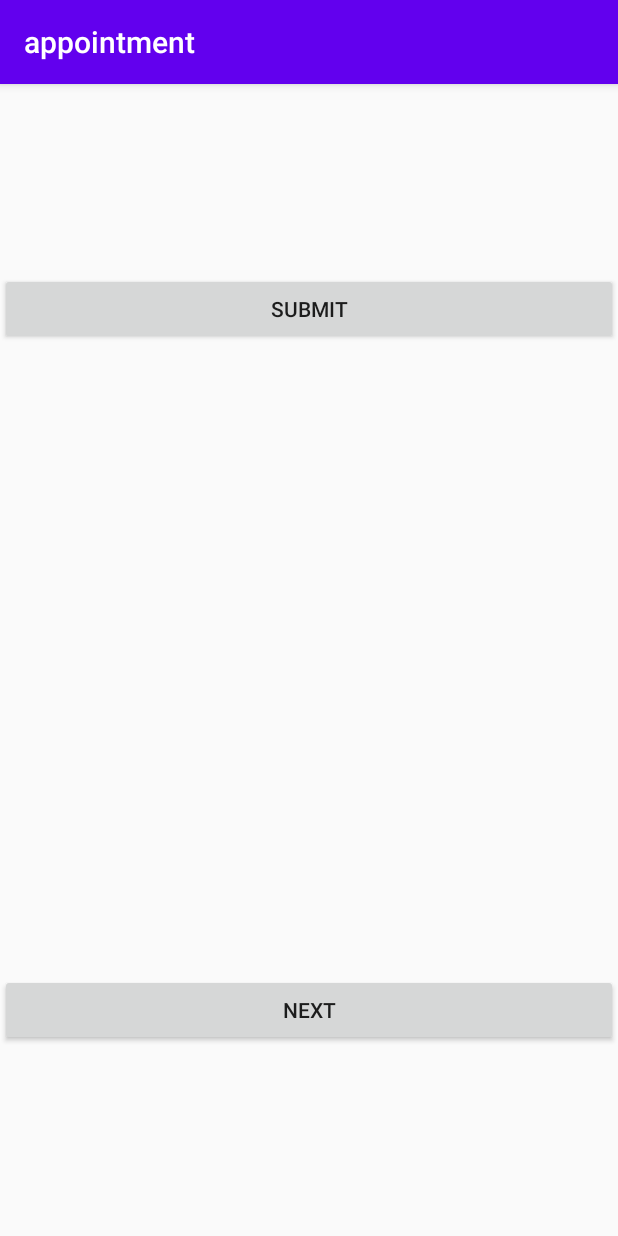
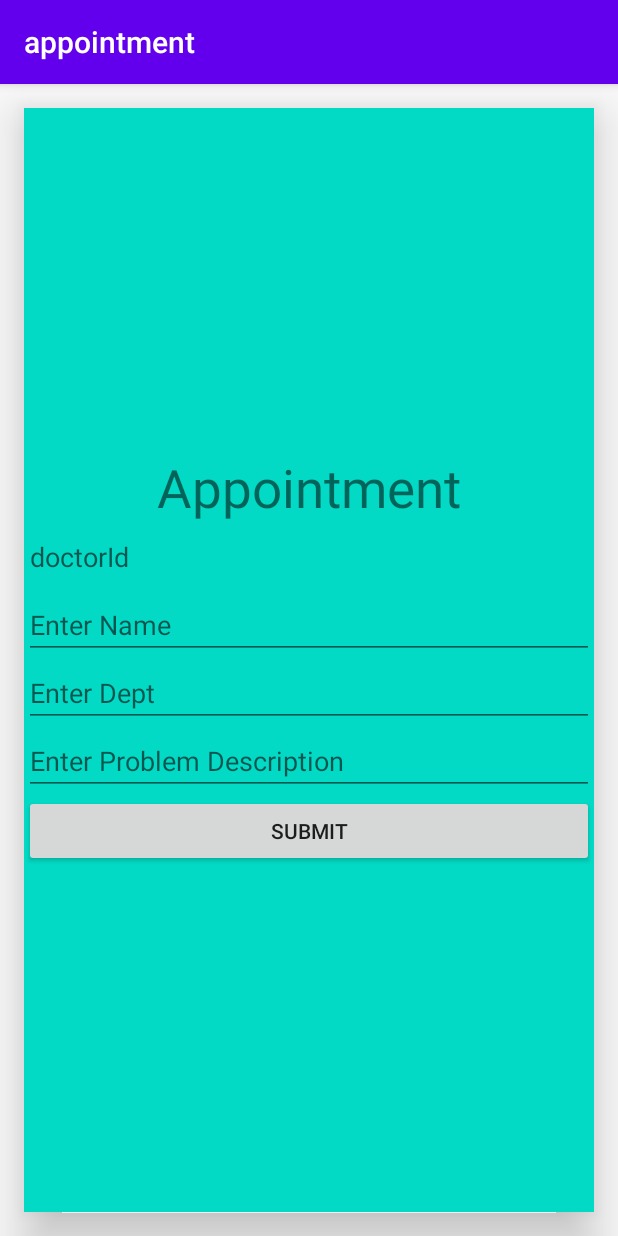
Before and after one commit to souravgopal25/appointment, an Android app: the screen it shows after launch (MainActivity before the commit, PaitentAppointmentRequestActivity after it), after a tap on "NEXT", on a phone screen of 412 x 824 dp. Run offline under Robolectric (Android 15) with nearby library versions, the phone set to English and light mode, and no system bars; our stand-ins replace ButterKnife, Firebase (no records; nobody signed in at launch, a user with empty details on screens opened directly).

Commit message:
AppointmentRequest uploading to Database Success

```diff
--- a/app/src/main/AndroidManifest.xml
+++ b/app/src/main/AndroidManifest.xml
@@ -1,7 +1,9 @@
 <?xml version="1.0" encoding="utf-8"?>
 <manifest xmlns:android="http://schemas.android.com/apk/res/android"
     package="com.example.appointment">
-<uses-permission android:name="android.permission.INTERNET"/>
+
+    <uses-permission android:name="android.permission.INTERNET" />
+
     <application
         android:allowBackup="true"
         android:icon="@mipmap/ic_launcher"
@@ -9,6 +11,7 @@
         android:roundIcon="@mipmap/ic_launcher_round"
         android:supportsRtl="true"
         android:theme="@style/AppTheme">
+        <activity android:name=".PaitentAppointmentRequestActivity"></activity>
         <activity android:name=".MainActivity">
             <intent-filter>
                 <action android:name="android.intent.action.MAIN" />
--- a/app/src/main/java/com/example/appointment/MainActivity.java
+++ b/app/src/main/java/com/example/appointment/MainActivity.java
@@ -1,10 +1,10 @@
 package com.example.appointment;
 
+import android.content.Intent;
 import android.os.Bundle;
 import android.util.Log;
 import android.view.View;
 import android.widget.Button;
-import android.widget.TextView;
 import android.widget.Toast;
 
 import androidx.appcompat.app.AppCompatActivity;
@@ -27,29 +27,28 @@ public class MainActivity extends AppCompatActivity {
 
     @BindView(R.id.btn)
     Button btn;
-    @BindView(R.id.text)
-    TextView text;
     @BindView(R.id.btnNext)
     Button btnNext;
     List<Model> mlist;
     List<Model> mlistR;
-    private static final String TAG=MainActivity.class.getSimpleName();
+    private static final String TAG = MainActivity.class.getSimpleName();
+    @BindView(R.id.next)
+    Button next;
+
     @Override
     protected void onCreate(Bundle savedInstanceState) {
         super.onCreate(savedInstanceState);
         setContentView(R.layout.activity_main);
         ButterKnife.bind(this);
-        mlist=new ArrayList<>();
-        for (int i = 0; i <5 ; i++) {
-            String name="ABC"+i;
-            Model model=new Model(Integer.toString(i),name);
+        mlist = new ArrayList<>();
+        for (int i = 0; i < 5; i++) {
+            String name = "ABC" + i;
+            Model model = new Model(Integer.toString(i), name);
             mlist.add(model);
 
         }
 
     }
-
-
 
 
     @OnClick({R.id.btn, R.id.btnNext})
@@ -66,15 +65,15 @@ public class MainActivity extends AppCompatActivity {
 
 
             case R.id.btnNext:
-                FirebaseDatabase database1=FirebaseDatabase.getInstance();
-                DatabaseReference myRef1=database1.getReference("USER").child("Profile");
+                FirebaseDatabase database1 = FirebaseDatabase.getInstance();
+                DatabaseReference myRef1 = database1.getReference("USER").child("Profile");
                 myRef1.addValueEventListener(new ValueEventListener() {
                     @Override
                     public void onDataChange(DataSnapshot dataSnapshot) {
                         // This method is called once with the initial value and again
                         // whenever data at this location is updated.
-                       mlistR=(List<Model>) dataSnapshot.getValue();
-                        Toast.makeText(MainActivity.this, "SIZE"+mlistR.size(), Toast.LENGTH_SHORT).show();
+                        mlistR = (List<Model>) dataSnapshot.getValue();
+                        Toast.makeText(MainActivity.this, "SIZE" + mlistR.size(), Toast.LENGTH_SHORT).show();
                     }
 
                     @Override
@@ -89,4 +88,10 @@ public class MainActivity extends AppCompatActivity {
                 break;
         }
     }
+
+    @OnClick(R.id.next)
+    public void onViewClicked() {
+        Intent intent=new Intent(this,PaitentAppointmentRequestActivity.class);
+        startActivity(intent);
+    }
 }
--- /dev/null
+++ b/app/src/main/java/com/example/appointment/PaitentAppointmentRequestActivity.java
@@ -0,0 +1,50 @@
+package com.example.appointment;
+
+import android.os.Bundle;
+import android.widget.Button;
+import android.widget.EditText;
+import android.widget.Toast;
+
+import androidx.appcompat.app.AppCompatActivity;
+
+import butterknife.BindView;
+import butterknife.ButterKnife;
+import butterknife.OnClick;
+
+public class PaitentAppointmentRequestActivity extends AppCompatActivity {
+
+    @BindView(R.id.dr)
+    EditText dr;
+    @BindView(R.id.name)
+    EditText name;
+    @BindView(R.id.dept)
+    EditText dept;
+    @BindView(R.id.problem)
+    EditText problem;
+    @BindView(R.id.btn)
+    Button btn;
+
+    @Override
+    protected void onCreate(Bundle savedInstanceState) {
+        super.onCreate(savedInstanceState);
+        setContentView(R.layout.activity_paitent_appointment_request);
+        ButterKnife.bind(this);
+
+    }
+
+    @OnClick(R.id.btn)
+    public void onViewClicked() {
+        String mDr,mName,mDept,mProblem;
+        mDr=dr.getText().toString();
+        mName=name.getText().toString();
+        mDept=dept.getText().toString();
+        mProblem=problem.getText().toString();
+        AppointmentRequest appointmentRequest=new AppointmentRequest(mName,mDr,mDept,mProblem);
+        if (!FireBase.putAppointmentRequest(appointmentRequest)){
+            Toast.makeText(this, "Success", Toast.LENGTH_SHORT).show();
+        }else {
+            Toast.makeText(this, "DEBUG", Toast.LENGTH_SHORT).show();
+        }
+
+    }
+}
--- a/app/src/main/res/layout/activity_main.xml
+++ b/app/src/main/res/layout/activity_main.xml
@@ -14,14 +14,15 @@
 
         android:layout_width="match_parent"
         android:layout_height="wrap_content"/>
-    <TextView
-        android:id="@+id/text"
+
+    <Button
+        android:id="@+id/btnNext"
+        android:text="READ"
         android:layout_width="match_parent"
         android:layout_height="wrap_content"/>
     <Button
-        android:id="@+id/btnNext"
+        android:id="@+id/next"
         android:text="NEXT"
-        android:layout_marginTop="400dp"
         android:layout_width="match_parent"
         android:layout_height="wrap_content"/>
 
--- /dev/null
+++ b/app/src/main/res/layout/activity_paitent_appointment_request.xml
@@ -0,0 +1,46 @@
+<?xml version="1.0" encoding="utf-8"?>
+<LinearLayout xmlns:android="http://schemas.android.com/apk/res/android"
+    xmlns:app="http://schemas.android.com/apk/res-auto"
+    xmlns:tools="http://schemas.android.com/tools"
+    android:layout_width="match_parent"
+    android:layout_height="match_parent"
+    android:orientation="vertical"
+    android:gravity="center"
+    android:layout_margin="16dp"
+    android:background="@color/colorAccent"
+    android:elevation="20dp"
+    tools:context=".PaitentAppointmentRequestActivity">
+    <TextView
+        android:text="Appointment"
+        android:textSize="35sp"
+        android:textAlignment="center"
+        android:layout_width="match_parent"
+        android:layout_height="wrap_content"/>
+
+    <EditText
+        android:id="@+id/dr"
+        android:hint="doctorId"
+        android:layout_width="match_parent"
+        android:layout_height="wrap_content"/>
+    <EditText
+        android:id="@+id/name"
+        android:hint="Enter Name"
+        android:layout_width="match_parent"
+        android:layout_height="wrap_content"/>
+    <EditText
+        android:id="@+id/dept"
+        android:hint="Enter Dept"
+        android:layout_width="match_parent"
+        android:layout_height="wrap_content"/>
+    <EditText
+        android:id="@+id/problem"
+        android:hint="Enter Problem Description"
+        android:layout_width="match_parent"
+        android:layout_height="wrap_content"/>
+    <Button
+        android:id="@+id/btn"
+        android:text="SUBMIT"
+        android:layout_width="match_parent"
+        android:layout_height="wrap_content"/>
+
+</LinearLayout>
```
Also changed, not shown: app/src/main/java/com/example/appointment/AppointmentRequest.java (added, +48 -0 lines), app/src/main/java/com/example/appointment/FireBase.java (added, +20 -0 lines).
